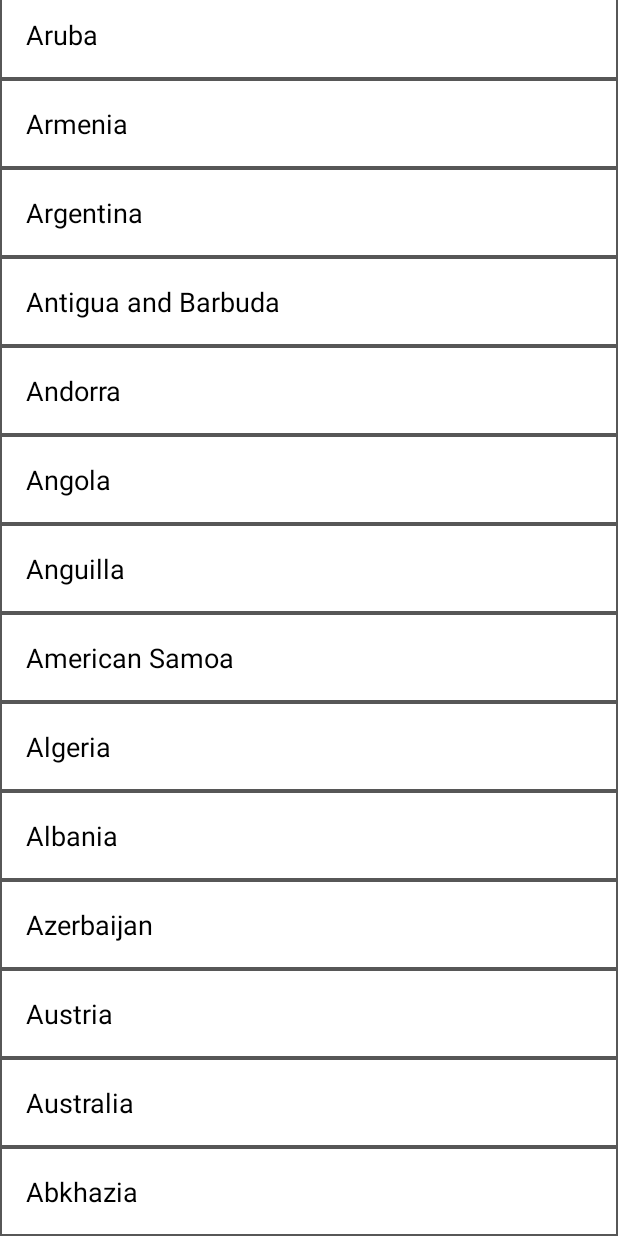
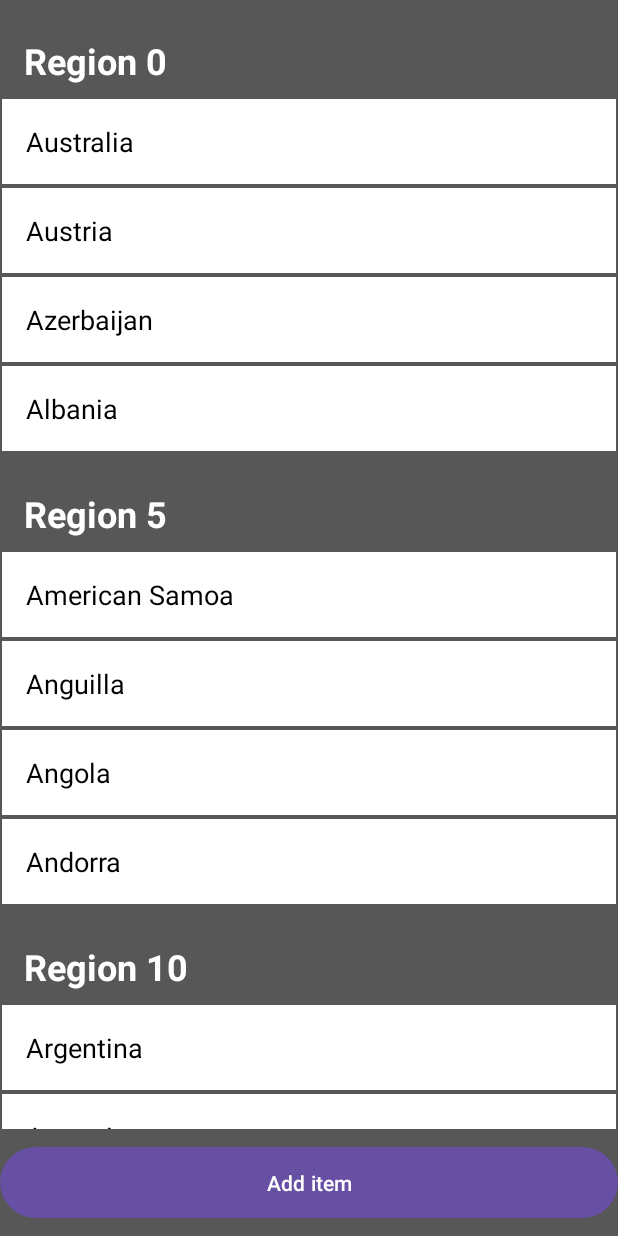
Before and after one commit to Vampirish/recycleview_android, an Android app: the screen it shows after launch (MainActivity), on a phone screen of 412 x 824 dp. Run offline under Robolectric (Android 15) with nearby library versions, the phone set to English and light mode, and no system bars.

Commit message:
add Region View

```diff
--- a/app/src/main/java/com/kehes/recycleview/CountryListAdapter.kt
+++ b/app/src/main/java/com/kehes/recycleview/CountryListAdapter.kt
@@ -4,13 +4,23 @@ import android.util.Log
 import android.view.LayoutInflater
 import android.view.ViewGroup
 import androidx.recyclerview.widget.RecyclerView
+import androidx.viewbinding.ViewBinding
 import com.kehes.recycleview.databinding.ItemCountryBinding
+import com.kehes.recycleview.databinding.ItemRegionBinding
 
-class CountryListAdapter(private val items: List<String>):
-    RecyclerView.Adapter<CountryListAdapter.CountryViewHolder>() {
+class CountryListAdapter(
+    private val items: List<CountryListDto>
+):
+    RecyclerView.Adapter<BaseCountryViewHolder<*, String>>() {
 
-    override fun onCreateViewHolder(parent: ViewGroup, viewType: Int): CountryViewHolder {
-        return CountryViewHolder(
+    override fun onCreateViewHolder(parent: ViewGroup, viewType: Int): BaseCountryViewHolder<*, String> {
+        return if (viewType == CountryListType.REGION_VIEW.ordinal) {
+            RegionViewHolder(
+                ItemRegionBinding.inflate(
+                    LayoutInflater.from(parent.context), parent, false
+                )
+            )
+        } else CountryViewHolder(
             ItemCountryBinding.inflate(
                 LayoutInflater.from(parent.context), parent, false
             )
@@ -19,15 +29,40 @@ class CountryListAdapter(private val items: List<String>):
 
     override fun getItemCount(): Int = items.size
 
-    override fun onBindViewHolder(holder: CountryViewHolder, position: Int) {
-        holder.bindView(items[position])
+    override fun onBindViewHolder(holder: BaseCountryViewHolder<*, String>, position: Int) {
+        holder.bindView(items[position].name)
     }
 
-    class CountryViewHolder(private val binding: ItemCountryBinding):
-        RecyclerView.ViewHolder(binding.root) {
-        fun bindView(item: String) {
-            //Log.e("item", ">>> item: $item")
+    override fun getItemViewType(position: Int): Int {
+        return items[position].viewType.ordinal
+    }
+
+    class CountryViewHolder(override val binding: ItemCountryBinding):
+        BaseCountryViewHolder<ItemCountryBinding, String>(binding) {
+
+            override fun bindView(item: String) {
+            binding.root.text = item
+        }
+    }
+
+    class RegionViewHolder(override val binding: ItemRegionBinding):
+        BaseCountryViewHolder<ItemRegionBinding, String>(binding) {
+        override fun bindView(item: String) {
             binding.root.text = item
         }
     }
 }
+
+abstract class BaseCountryViewHolder<VB: ViewBinding, T>(protected open val binding: VB):
+    RecyclerView.ViewHolder(binding.root) {
+        abstract fun bindView(item: T)
+    }
+
+enum class CountryListType{
+    REGION_VIEW, COUNTRY_VIEW
+}
+
+data class CountryListDto(
+    val viewType: CountryListType,
+    val name: String
+)
--- a/app/src/main/java/com/kehes/recycleview/MainActivity.kt
+++ b/app/src/main/java/com/kehes/recycleview/MainActivity.kt
@@ -18,10 +18,27 @@ class MainActivity : AppCompatActivity() {
         binding = ActivityMainBinding.inflate(layoutInflater)
         setContentView(binding.root)
 
+        var position = 0
         val countryList = CountryListMaker.getCountryList(this)
-        val adapter = CountryListAdapter(countryList)
+        val list: MutableList<CountryListDto> = mutableListOf()
+        countryList.forEachIndexed{ index, item ->
+            if (index % 5 == 0) list.add(CountryListDto(CountryListType.REGION_VIEW, "Region $index"))
+            else list.add(CountryListDto(CountryListType.COUNTRY_VIEW, item))
+        }
+        val adapter = CountryListAdapter(list)
 
         binding.listView.adapter = adapter
-        binding.listView.layoutManager = LinearLayoutManager(this, RecyclerView.VERTICAL, true)
+        binding.listView.layoutManager = LinearLayoutManager(this)
+
+        binding.addButton.setOnClickListener {
+            countryList[position] = position.toString()
+            adapter.notifyItemChanged(position)
+            position++
+
+            /*
+            list.add(countryList[list.size])
+            adapter.notifyItemRangeChanged(list.size, list.size)
+*/
+        }
     }
 }
--- a/app/src/main/res/layout/activity_main.xml
+++ b/app/src/main/res/layout/activity_main.xml
@@ -1,17 +1,25 @@
 <?xml version="1.0" encoding="utf-8"?>
-<FrameLayout xmlns:android="http://schemas.android.com/apk/res/android"
+<LinearLayout xmlns:android="http://schemas.android.com/apk/res/android"
     xmlns:app="http://schemas.android.com/apk/res-auto"
     xmlns:tools="http://schemas.android.com/tools"
     android:background="#575757"
     android:layout_width="match_parent"
-    android:layout_height="match_parent">
+    android:layout_height="match_parent"
+    android:orientation="vertical">
 
     <androidx.recyclerview.widget.RecyclerView
         android:id="@+id/list_view"
         android:layout_width="match_parent"
-        android:layout_height="match_parent"
-        tools:itemCount="5"
+        android:layout_height="0dp"
+        android:layout_weight="1"
+        tools:itemCount="7"
         tools:listitem="@layout/item_country"/>
 
+    <com.google.android.material.button.MaterialButton
+        android:id="@+id/add_button"
+        android:layout_width="match_parent"
+        android:layout_height="55dp"
+        android:layout_marginVertical="8dp"
+        android:text="Add item"/>
 
-</FrameLayout>
+</LinearLayout>
--- /dev/null
+++ b/app/src/main/res/layout/item_region.xml
@@ -0,0 +1,12 @@
+<?xml version="1.0" encoding="utf-8"?>
+<TextView xmlns:android="http://schemas.android.com/apk/res/android"
+    android:layout_width="match_parent"
+    android:layout_height="wrap_content"
+    xmlns:tools="http://schemas.android.com/tools"
+    tools:text="Region"
+    android:paddingHorizontal="16dp"
+    android:paddingTop="24dp"
+    android:paddingBottom="8dp"
+    android:textSize="24sp"
+    android:textColor="@color/white"
+    android:textStyle="bold"/>
```
